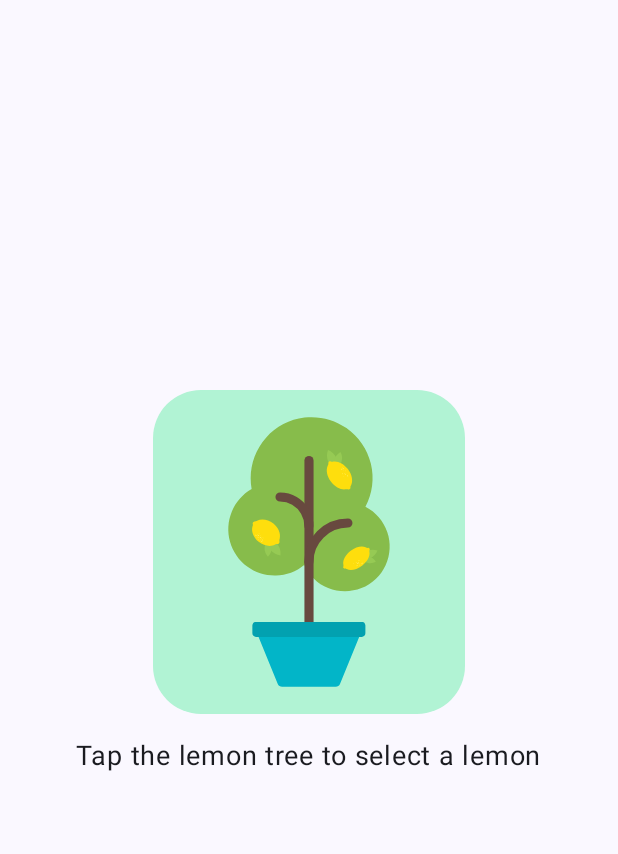
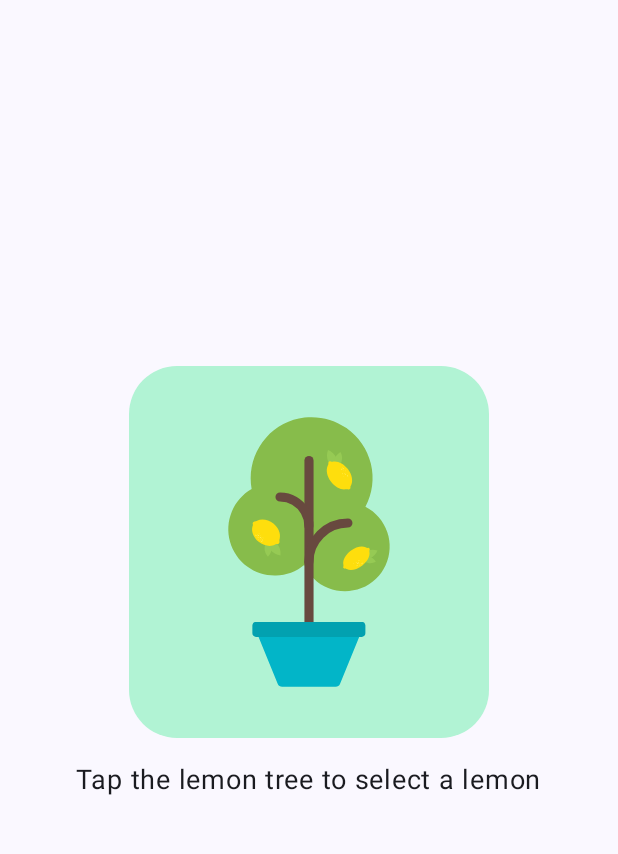
Before and after one commit to nnmoip/Lemonade, an Android app built with Jetpack Compose: the screen it shows after launch (MainActivity), on a phone screen of 412 x 824 dp, the part 36-890 px from its top. Run offline under Robolectric (Android 15) with nearby library versions, the light colour scheme and no system bars.

Commit message:
Ajustement visualiation image

```diff
--- a/app/src/main/java/com/example/lemonade/MainActivity.kt
+++ b/app/src/main/java/com/example/lemonade/MainActivity.kt
@@ -8,6 +8,7 @@ import androidx.compose.foundation.layout.Column
 import androidx.compose.foundation.layout.Spacer
 import androidx.compose.foundation.layout.fillMaxSize
 import androidx.compose.foundation.layout.height
+import androidx.compose.foundation.layout.padding
 import androidx.compose.foundation.layout.wrapContentSize
 import androidx.compose.foundation.shape.RoundedCornerShape
 import androidx.compose.material3.Button
@@ -27,6 +28,7 @@ import androidx.compose.ui.graphics.painter.Painter
 import androidx.compose.ui.modifier.modifierLocalConsumer
 import androidx.compose.ui.res.painterResource
 import androidx.compose.ui.res.stringResource
+import androidx.compose.ui.text.font.FontWeight
 import androidx.compose.ui.tooling.preview.Preview
 import androidx.compose.ui.unit.dp
 import androidx.compose.ui.unit.sp
@@ -124,6 +126,8 @@ fun LemonadePage(painterImage: Painter, imageDesc: String, instructions: String,
             Image(
                 painter = painterImage,
                 contentDescription = imageDesc,
+                modifier = Modifier
+                    .padding(16.dp)
             )
         }
         Spacer(modifier = Modifier.height(16.dp))
```
